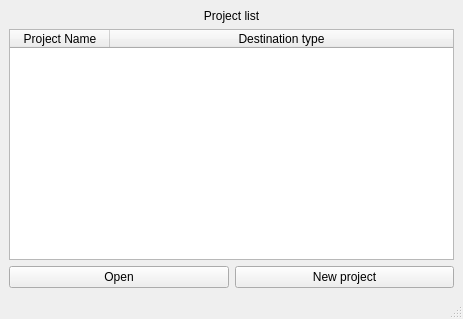
The window that ui/designs/project_management.ui (trannguyenhan/data-integration) describes before a commit, drawn with Qt 5.
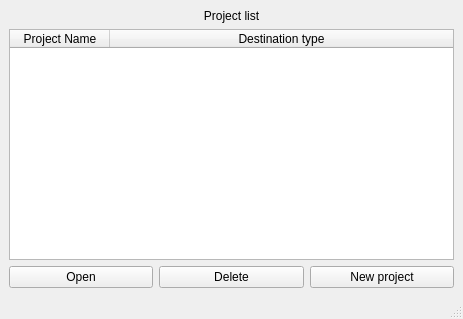
The same window after the commit.

Commit message: Add "Delete project"

What changed in the file:
```diff
--- a/ui/designs/project_management.ui
+++ b/ui/designs/project_management.ui
@@ -78,6 +78,13 @@
         </property>
        </widget>
       </item>
+      <item>
+       <widget class="QPushButton" name="deleteBtn">
+        <property name="text">
+         <string>Delete</string>
+        </property>
+       </widget>
+      </item>
       <item>
        <widget class="QPushButton" name="newproject_btn">
         <property name="text">
```
The commit also changes 8 other files.
